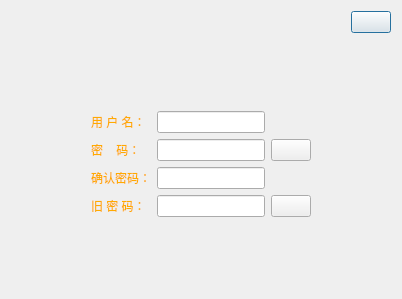
Maxwrt/Program, file play/LoveDiary/forgetpassword.ui: the form before one commit.
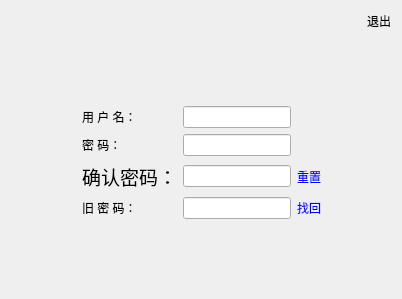
The form after the commit. Icons and pictures are not drawn.

```diff
--- a/play/LoveDiary/forgetpassword.ui
+++ b/play/LoveDiary/forgetpassword.ui
@@ -51,10 +51,12 @@
 &lt;p style=&quot; margin-top:0px; margin-bottom:0px; margin-left:0px; margin-right:0px; -qt-block-indent:0; text-indent:0px;&quot;&gt;&lt;span style=&quot; color:#ff0000;&quot;&gt;关闭&lt;/span&gt;&lt;/p&gt;&lt;/body&gt;&lt;/html&gt;</string>
        </property>
        <property name="styleSheet">
-        <string notr="true">border-image: url(:/config/close.png);</string>
+        <string notr="true">border:none;
+color: rgb(0, 0, 0);
+font: 14pt &quot;楷体&quot;;</string>
        </property>
        <property name="text">
-        <string/>
+        <string>退出</string>
        </property>
       </widget>
      </item>
@@ -91,10 +93,12 @@
      <item row="0" column="0">
       <widget class="QLabel" name="label">
        <property name="styleSheet">
-        <string notr="true">color:rgb(255, 170, 0)</string>
+        <string notr="true">border:none;
+color: rgb(0, 0, 0);
+font: 14pt &quot;楷体&quot;;</string>
        </property>
        <property name="text">
-        <string>用 户 名：</string>
+        <string>&lt;html&gt;&lt;head/&gt;&lt;body&gt;&lt;p&gt;用 户 名：&lt;/p&gt;&lt;/body&gt;&lt;/html&gt;</string>
        </property>
       </widget>
      </item>
@@ -104,42 +108,31 @@
      <item row="1" column="0">
       <widget class="QLabel" name="label_2">
        <property name="styleSheet">
-        <string notr="true">color: rgb(255, 170, 0);</string>
+        <string notr="true">border:none;
+color: rgb(0, 0, 0);
+font: 14pt &quot;楷体&quot;;</string>
        </property>
        <property name="text">
-        <string>密    码：</string>
+        <string>&lt;html&gt;&lt;head/&gt;&lt;body&gt;&lt;p&gt;密    码：&lt;/p&gt;&lt;/body&gt;&lt;/html&gt;</string>
        </property>
       </widget>
      </item>
      <item row="1" column="1">
       <widget class="QLineEdit" name="lineEdit_2"/>
      </item>
-     <item row="1" column="2">
-      <widget class="QPushButton" name="pushButton">
-       <property name="sizePolicy">
-        <sizepolicy hsizetype="Preferred" vsizetype="Preferred">
-         <horstretch>0</horstretch>
-         <verstretch>0</verstretch>
-        </sizepolicy>
-       </property>
-       <property name="toolTip">
-        <string>&lt;html&gt;&lt;head/&gt;&lt;body&gt;&lt;p&gt;重置密码&lt;/p&gt;&lt;/body&gt;&lt;/html&gt;</string>
-       </property>
-       <property name="styleSheet">
-        <string notr="true">border-image: url(:/config/reset.png);</string>
-       </property>
-       <property name="text">
-        <string/>
-       </property>
-      </widget>
-     </item>
      <item row="2" column="0">
       <widget class="QLabel" name="label_3">
        <property name="styleSheet">
-        <string notr="true">color: rgb(255, 170, 0);</string>
+        <string notr="true">border:none;
+color: rgb(0, 0, 0);
+font: 14pt &quot;楷体&quot;;</string>
        </property>
        <property name="text">
-        <string>确认密码：</string>
+        <string>&lt;!DOCTYPE HTML PUBLIC &quot;-//W3C//DTD HTML 4.0//EN&quot; &quot;http://www.w3.org/TR/REC-html40/strict.dtd&quot;&gt;
+&lt;html&gt;&lt;head&gt;&lt;meta name=&quot;qrichtext&quot; content=&quot;1&quot; /&gt;&lt;style type=&quot;text/css&quot;&gt;
+p, li { white-space: pre-wrap; }
+&lt;/style&gt;&lt;/head&gt;&lt;body style=&quot; font-family:'楷体'; font-size:14pt; font-weight:400; font-style:normal;&quot;&gt;
+&lt;p align=&quot;justify&quot; style=&quot; margin-top:0px; margin-bottom:0px; margin-left:0px; margin-right:0px; -qt-block-indent:0; text-indent:0px;&quot;&gt;确认密码：&lt;/p&gt;&lt;/body&gt;&lt;/html&gt;</string>
        </property>
       </widget>
      </item>
@@ -149,10 +142,12 @@
      <item row="3" column="0">
       <widget class="QLabel" name="label_4">
        <property name="styleSheet">
-        <string notr="true">color: rgb(255, 170, 0);</string>
+        <string notr="true">border:none;
+color: rgb(0, 0, 0);
+font: 14pt &quot;楷体&quot;;</string>
        </property>
        <property name="text">
-        <string>旧 密 码：</string>
+        <string>&lt;html&gt;&lt;head/&gt;&lt;body&gt;&lt;p&gt;旧 密 码：&lt;/p&gt;&lt;/body&gt;&lt;/html&gt;</string>
        </property>
       </widget>
      </item>
@@ -171,10 +166,33 @@
         <string>&lt;html&gt;&lt;head/&gt;&lt;body&gt;&lt;p&gt;找回密码&lt;/p&gt;&lt;/body&gt;&lt;/html&gt;</string>
        </property>
        <property name="styleSheet">
-        <string notr="true">border-image: url(:/config/find.png);</string>
+        <string notr="true">border:none;
+color: rgb(0, 0, 255);
+font: 14pt &quot;楷体&quot;;</string>
        </property>
        <property name="text">
-        <string/>
+        <string>找回</string>
+       </property>
+      </widget>
+     </item>
+     <item row="2" column="2">
+      <widget class="QPushButton" name="pushButton">
+       <property name="sizePolicy">
+        <sizepolicy hsizetype="Preferred" vsizetype="Preferred">
+         <horstretch>0</horstretch>
+         <verstretch>0</verstretch>
+        </sizepolicy>
+       </property>
+       <property name="toolTip">
+        <string>&lt;html&gt;&lt;head/&gt;&lt;body&gt;&lt;p&gt;重置密码&lt;/p&gt;&lt;/body&gt;&lt;/html&gt;</string>
+       </property>
+       <property name="styleSheet">
+        <string notr="true">border:none;
+color: rgb(0, 0, 255);
+font: 14pt &quot;楷体&quot;;</string>
+       </property>
+       <property name="text">
+        <string>重置</string>
        </property>
       </widget>
      </item>
```
